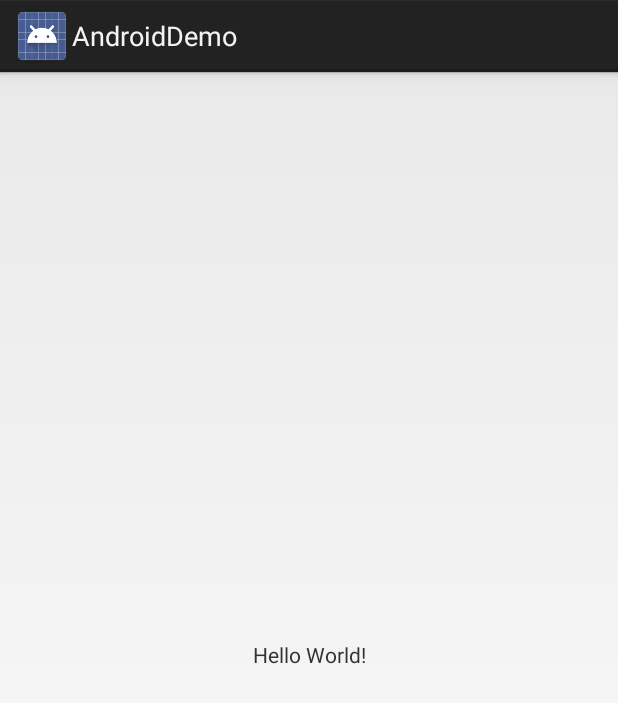
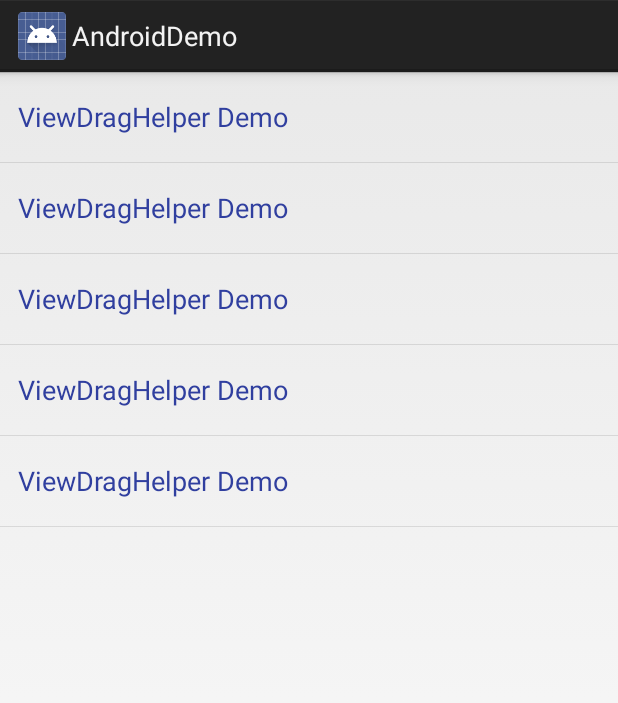
Before and after one commit to bolimit/AndroidDemo, an Android app: the screen it shows after launch (MainActivity), on a phone screen of 412 x 824 dp. Shown: the top 703 px of the screen. Run offline under Robolectric (Android 15) with nearby library versions, the light colour scheme and no system bars.

Commit message:
Init Project

```diff
--- a/app/build.gradle
+++ b/app/build.gradle
@@ -5,11 +5,11 @@ apply plugin: 'kotlin-android'
 apply plugin: 'kotlin-android-extensions'
 
 android {
-    compileSdkVersion 26
+    compileSdkVersion 25
     defaultConfig {
         applicationId "com.marco.demo"
         minSdkVersion 14
-        targetSdkVersion 26
+        targetSdkVersion 25
         versionCode 1
         versionName "1.0"
         testInstrumentationRunner "android.support.test.runner.AndroidJUnitRunner"
@@ -33,8 +33,10 @@ android {
 }
 
 dependencies {
+    implementation "com.android.support:support-v4:25.4.0"
+    implementation "com.android.support:recyclerview-v7:25.4.0"
     implementation fileTree(dir: 'libs', include: ['*.jar'])
-    implementation"org.jetbrains.kotlin:kotlin-stdlib-jre7:$kotlin_version"
+    implementation "org.jetbrains.kotlin:kotlin-stdlib-jre7:$kotlin_version"
     implementation 'com.android.support.constraint:constraint-layout:1.0.2'
     testImplementation 'junit:junit:4.12'
     androidTestImplementation 'com.android.support.test:runner:1.0.1'
--- a/app/src/main/AndroidManifest.xml
+++ b/app/src/main/AndroidManifest.xml
@@ -16,6 +16,10 @@
                 <category android:name="android.intent.category.LAUNCHER" />
             </intent-filter>
         </activity>
+
+        <activity
+            android:name=".ui.ViewDragHelperActivity"
+            android:screenOrientation="portrait" />
     </application>
 
 </manifest>
--- a/app/src/main/java/com/marco/demo/MainActivity.java
+++ b/app/src/main/java/com/marco/demo/MainActivity.java
@@ -2,19 +2,74 @@ package com.marco.demo;
 
 import android.app.Activity;
 import android.os.Bundle;
+import android.support.v7.widget.DividerItemDecoration;
+import android.support.v7.widget.LinearLayoutManager;
+import android.support.v7.widget.RecyclerView;
+
+import com.marco.demo.ui.ViewDragHelperActivity;
+import com.marco.demo.ui.adapter.MainAdapter;
 
 import org.jetbrains.annotations.Nullable;
 
+import java.util.HashMap;
+import java.util.Map;
+
 /**
  * @author yangbo
- * Created by yangbo on 2017/12/4.
  */
 
 public class MainActivity extends Activity {
+
+    private RecyclerView mRecyclerView;
+    private Map<Integer, ActionDisplayPair> mActionMap;
+    private RecyclerView.Adapter mAdapter;
 
     @Override
     protected void onCreate(@Nullable Bundle savedInstanceState) {
         super.onCreate(savedInstanceState);
         setContentView(R.layout.activity_main);
+
+        mRecyclerView = (RecyclerView) findViewById(R.id.recyclerView);
+        mRecyclerView.setLayoutManager(new LinearLayoutManager(MainActivity.this));
+
+        mActionMap = new HashMap<>(10);
+        mActionMap.put(Integer.valueOf(0), new ActionDisplayPair("ViewDragHelper Demo", ViewDragHelperActivity.class));
+        mActionMap.put(Integer.valueOf(1), new ActionDisplayPair("ViewDragHelper Demo", ViewDragHelperActivity.class));
+        mActionMap.put(Integer.valueOf(2), new ActionDisplayPair("ViewDragHelper Demo", ViewDragHelperActivity.class));
+        mActionMap.put(Integer.valueOf(3), new ActionDisplayPair("ViewDragHelper Demo", ViewDragHelperActivity.class));
+        mActionMap.put(Integer.valueOf(4), new ActionDisplayPair("ViewDragHelper Demo", ViewDragHelperActivity.class));
+
+
+        mAdapter = new MainAdapter(MainActivity.this, mActionMap);
+        mRecyclerView.setAdapter(mAdapter);
+
+        mRecyclerView.addItemDecoration(new DividerItemDecoration(MainActivity.this, DividerItemDecoration.VERTICAL));
+    }
+
+
+    public static class ActionDisplayPair {
+        private String title;
+        private Class cls;
+
+        public ActionDisplayPair(String title, Class cls) {
+            this.title = title;
+            this.cls = cls;
+        }
+
+        public String getTitle() {
+            return title;
+        }
+
+        public void setTitle(String title) {
+            this.title = title;
+        }
+
+        public Class getCls() {
+            return cls;
+        }
+
+        public void setCls(Class cls) {
+            this.cls = cls;
+        }
     }
 }
--- /dev/null
+++ b/app/src/main/java/com/marco/demo/ui/ViewDragHelperActivity.java
@@ -0,0 +1,10 @@
+package com.marco.demo.ui;
+
+import android.app.Activity;
+
+/**
+ * Created by yangbo on 2017/12/4.
+ */
+
+public class ViewDragHelperActivity extends Activity {
+}
--- /dev/null
+++ b/app/src/main/java/com/marco/demo/ui/adapter/MainAdapter.java
@@ -0,0 +1,60 @@
+package com.marco.demo.ui.adapter;
+
+import android.content.Context;
+import android.content.Intent;
+import android.support.v7.widget.RecyclerView;
+import android.view.LayoutInflater;
+import android.view.View;
+import android.view.ViewGroup;
+import android.widget.TextView;
+
+import com.marco.demo.MainActivity;
+import com.marco.demo.R;
+
+import java.util.Map;
+
+/**
+ * @author yangbo
+ */
+
+public class MainAdapter extends RecyclerView.Adapter<MainAdapter.MainViewHolder> {
+    private Context mContext;
+    private Map<Integer, MainActivity.ActionDisplayPair> mDataMap;
+
+    public MainAdapter(Context context, Map<Integer, MainActivity.ActionDisplayPair> dataMap) {
+        mContext = context;
+        mDataMap = dataMap;
+    }
+
+    @Override
+    public MainViewHolder onCreateViewHolder(ViewGroup parent, int viewType) {
+        MainViewHolder holder = new MainViewHolder(LayoutInflater.from(mContext).inflate(R.layout.layout_item_main, parent, false));
+        return holder;
+    }
+
+    @Override
+    public void onBindViewHolder(MainViewHolder holder, final int position) {
+        holder.textView.setText(mDataMap.get(Integer.valueOf(position)).getTitle());
+        holder.textView.setOnClickListener(new View.OnClickListener() {
+            @Override
+            public void onClick(View v) {
+                Intent intent = new Intent(mContext, mDataMap.get(Integer.valueOf(position)).getCls());
+                mContext.startActivity(intent);
+            }
+        });
+    }
+
+    @Override
+    public int getItemCount() {
+        return mDataMap.size();
+    }
+
+    public static class MainViewHolder extends RecyclerView.ViewHolder {
+        private TextView textView;
+
+        public MainViewHolder(View itemView) {
+            super(itemView);
+            this.textView = (TextView) itemView.findViewById(R.id.textView);
+        }
+    }
+}
--- /dev/null
+++ b/app/src/main/res/drawable/item_text_select_color.xml
@@ -0,0 +1,7 @@
+<?xml version="1.0" encoding="utf-8"?>
+<selector xmlns:android="http://schemas.android.com/apk/res/android">
+    <item android:color="@color/c_F64C47" android:state_focused="true" />
+    <item android:color="@color/c_F64C47" android:state_pressed="true" />
+    <item android:color="@color/c_F64C47" android:state_selected="true" />
+    <item android:color="@color/colorPrimaryDark" />
+</selector>
--- a/app/src/main/res/layout/activity_main.xml
+++ b/app/src/main/res/layout/activity_main.xml
@@ -1,19 +1,13 @@
 <?xml version="1.0" encoding="utf-8"?>
 <android.support.constraint.ConstraintLayout xmlns:android="http://schemas.android.com/apk/res/android"
-    xmlns:app="http://schemas.android.com/apk/res-auto"
     xmlns:tools="http://schemas.android.com/tools"
     android:layout_width="match_parent"
     android:layout_height="match_parent"
     tools:context="com.marco.demo.MainActivity">
 
-    <TextView
-        android:id="@+id/sample_text"
-        android:layout_width="wrap_content"
-        android:layout_height="wrap_content"
-        android:text="Hello World!"
-        app:layout_constraintBottom_toBottomOf="parent"
-        app:layout_constraintLeft_toLeftOf="parent"
-        app:layout_constraintRight_toRightOf="parent"
-        app:layout_constraintTop_toTopOf="parent" />
+    <android.support.v7.widget.RecyclerView
+        android:id="@+id/recyclerView"
+        android:layout_width="match_parent"
+        android:layout_height="match_parent" />
 
 </android.support.constraint.ConstraintLayout>
--- /dev/null
+++ b/app/src/main/res/layout/layout_item_main.xml
@@ -0,0 +1,15 @@
+<?xml version="1.0" encoding="utf-8"?>
+<RelativeLayout xmlns:android="http://schemas.android.com/apk/res/android"
+    android:layout_width="match_parent"
+    android:layout_height="60dp">
+
+    <TextView
+        android:id="@+id/textView"
+        android:layout_width="match_parent"
+        android:layout_height="wrap_content"
+        android:layout_centerVertical="true"
+        android:layout_marginLeft="12dp"
+        android:clickable="true"
+        android:textColor="@drawable/item_text_select_color"
+        android:textSize="18sp" />
+</RelativeLayout>
--- a/app/src/main/res/values/colors.xml
+++ b/app/src/main/res/values/colors.xml
@@ -3,4 +3,7 @@
     <color name="colorPrimary">#3F51B5</color>
     <color name="colorPrimaryDark">#303F9F</color>
     <color name="colorAccent">#FF4081</color>
+
+    <color name="c_F64C47">#F64C47</color>
+    <color name="c_84868C">#84868C</color>
 </resources>
```
Also changed, not shown: 1 other file.
